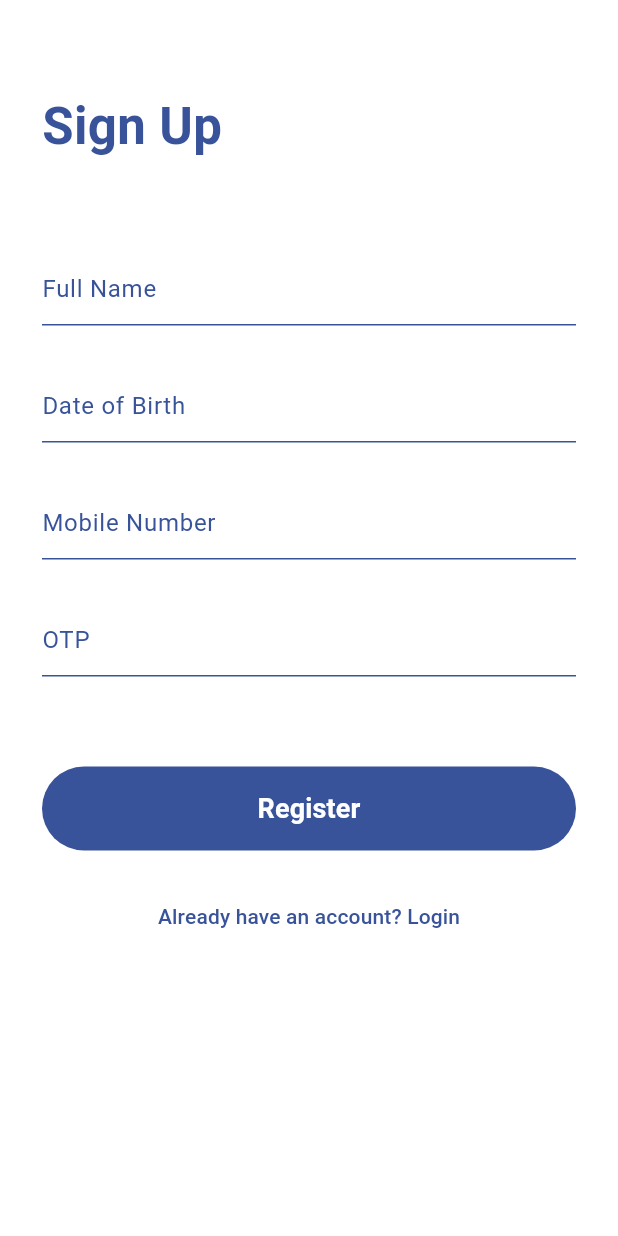
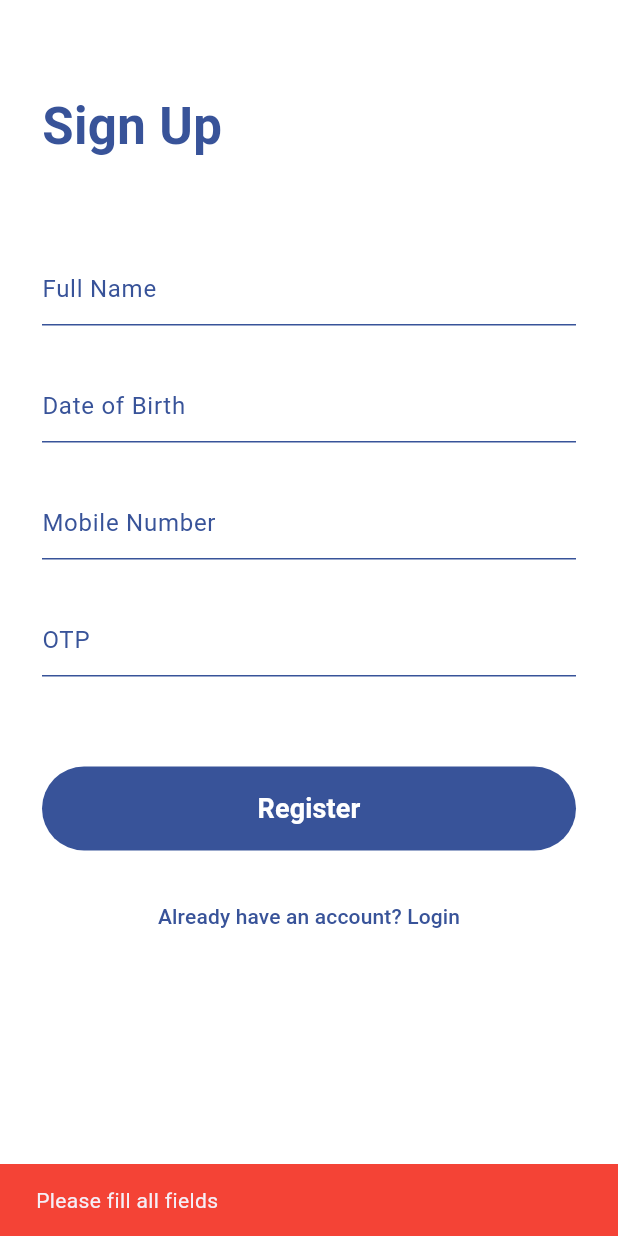
Before and after one commit to miniproject-nasa/SMARS, a Flutter app: the PatientRegisterScreen screen opened directly, after a tap on "Register", on a phone screen of 412 x 824 dp. Run offline on Flutter 3.47's test engine with Material 3 defaults, Android fonts, the phone set to English and light mode, and no system bars; our stand-ins replace flutter_map, latlong2, shared_preferences; accounts and stored records are empty.

Commit message:
signup and login of User

```diff
--- a/flutter_app/lib/config/app_config.dart
+++ b/flutter_app/lib/config/app_config.dart
@@ -1,4 +1,4 @@
 class AppConfig {
-  // Change this ONLY when network changes
-  static const String backendBaseUrl = 'http://172.16.7.36:5000';
+  // Same machine (Chrome/Windows): use localhost. Phone/other device: use your PC's LAN IP (e.g. http://172.16.7.36:5000)
+  static const String backendBaseUrl = 'http://127.0.0.1:5000';
 }
--- a/flutter_app/lib/screens/patient_register_screen.dart
+++ b/flutter_app/lib/screens/patient_register_screen.dart
@@ -1,5 +1,6 @@
 import 'package:flutter/material.dart';
 import 'patient_login_screen.dart';
+import '../services/api_service.dart';
 
 class PatientRegisterScreen extends StatefulWidget {
   const PatientRegisterScreen({super.key});
@@ -13,6 +14,7 @@ class _PatientRegisterScreenState extends State<PatientRegisterScreen> {
   final dobController = TextEditingController();
   final mobileController = TextEditingController();
   final otpController = TextEditingController();
+  bool _isLoading = false;
 
   static const primaryBlue = Color.fromARGB(255, 56, 83, 153);
 
@@ -26,6 +28,57 @@ class _PatientRegisterScreenState extends State<PatientRegisterScreen> {
 
     if (picked != null) {
       dobController.text = "${picked.day}/${picked.month}/${picked.year}";
+    }
+  }
+
+  Future<void> _onRegister() async {
+    final name = nameController.text.trim();
+    final dob = dobController.text.trim();
+    final mobile = mobileController.text.trim();
+    final otp = otpController.text.trim();
+
+    if (name.isEmpty || dob.isEmpty || mobile.isEmpty || otp.isEmpty) {
+      if (mounted) {
+        ScaffoldMessenger.of(context).showSnackBar(
+          const SnackBar(
+            content: Text('Please fill all fields'),
+            backgroundColor: Colors.red,
+          ),
+        );
+      }
+      return;
+    }
+
+    setState(() => _isLoading = true);
+    try {
+      await ApiService.registerPatientSignup(
+        fullName: name,
+        dateOfBirth: dob,
+        mobile: mobile,
+        otp: otp,
+      );
+      if (!mounted) return;
+      ScaffoldMessenger.of(context).showSnackBar(
+        const SnackBar(
+          content: Text('Registered successfully. You can login with mobile & OTP.'),
+          backgroundColor: Colors.green,
+        ),
+      );
+      Navigator.pushReplacement(
+        context,
+        MaterialPageRoute(builder: (_) => PatientLoginScreen()),
+      );
+    } catch (e) {
+      if (mounted) {
+        ScaffoldMessenger.of(context).showSnackBar(
+          SnackBar(
+            content: Text(e.toString().replaceFirst('Exception: ', '')),
+            backgroundColor: Colors.red,
+          ),
+        );
+      }
+    } finally {
+      if (mounted) setState(() => _isLoading = false);
     }
   }
 
@@ -113,8 +166,17 @@ class _PatientRegisterScreenState extends State<PatientRegisterScreen> {
                       ),
                       elevation: 0,
                     ),
-                    onPressed: () {},
-                    child: const Text(
+                    onPressed: _isLoading ? null : _onRegister,
+                    child: _isLoading
+                        ? const SizedBox(
+                            height: 24,
+                            width: 24,
+                            child: CircularProgressIndicator(
+                              color: Colors.white,
+                              strokeWidth: 2,
+                            ),
+                          )
+                        : const Text(
                             "Register",
                             style: TextStyle(
                               fontSize: 18,
--- a/flutter_app/lib/services/api_service.dart
+++ b/flutter_app/lib/services/api_service.dart
@@ -83,16 +83,27 @@ class ApiService {
     }
   }
 
-  // 👤 Patient Registration
-  static Future<void> registerPatient(String username, String password) async {
+  // 👤 Patient Registration (Sign Up page: fullName, dateOfBirth, mobile, otp)
+  static Future<void> registerPatientSignup({
+    required String fullName,
+    required String dateOfBirth,
+    required String mobile,
+    required String otp,
+  }) async {
     final response = await http.post(
       Uri.parse('${AppConfig.backendBaseUrl}/api/auth/register/patient'),
       headers: {'Content-Type': 'application/json'},
-      body: jsonEncode({'username': username, 'password': password}),
+      body: jsonEncode({
+        'fullName': fullName,
+        'dateOfBirth': dateOfBirth,
+        'mobile': mobile,
+        'otp': otp,
+      }),
     );
 
     if (response.statusCode != 201) {
-      throw Exception(jsonDecode(response.body)['message']);
+      final body = jsonDecode(response.body);
+      throw Exception(body['message'] ?? 'Registration failed');
     }
   }
 
```
Also changed, not shown: flutter_app/lib/screens/patient_login_screen.dart (+85 -24 lines), flutter_app/pubspec.lock. Lines whose indentation alone changed are shown as unchanged.
